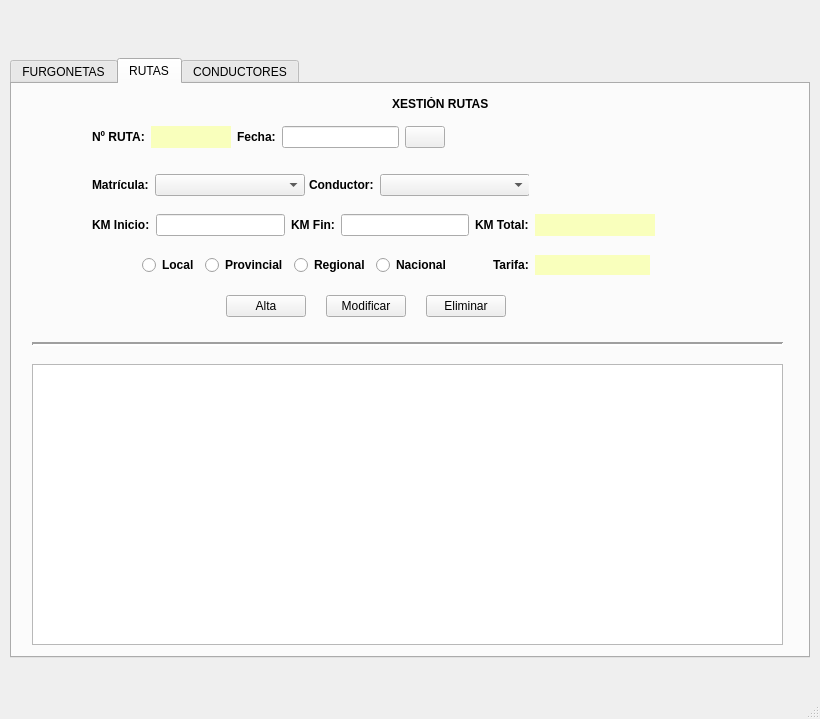
This is ventana.ui in XoanCarlos/PROXECTORECUPERA as Qt 5 draws it before an edit. The edited form follows.
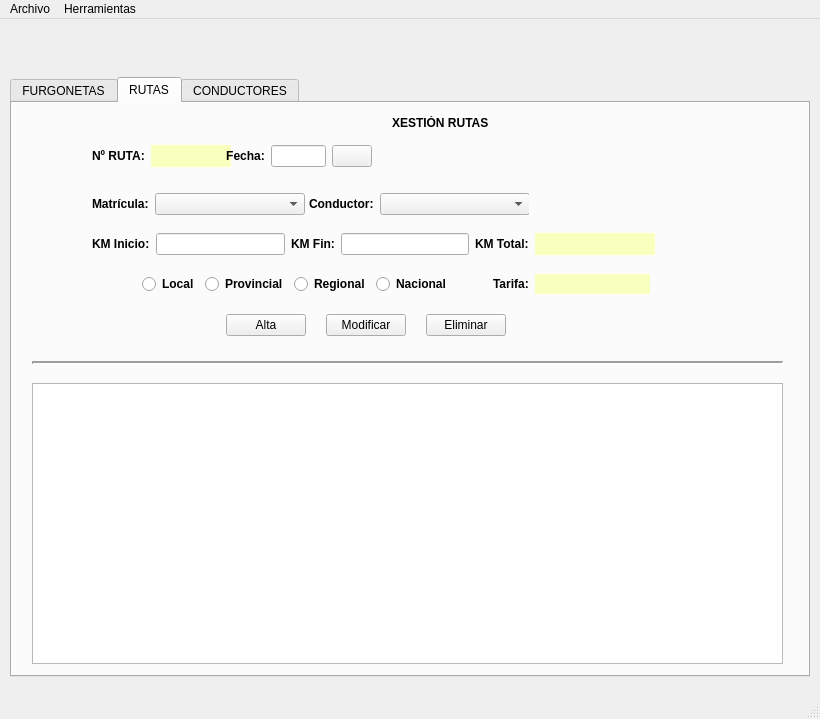
This is the edited form. Icons and pictures are not drawn.

Diff of the .ui file:
```diff
--- a/ventana.ui
+++ b/ventana.ui
@@ -23,9 +23,6 @@
    <layout class="QHBoxLayout" name="horizontalLayout">
     <item>
      <layout class="QGridLayout" name="gridLayout">
-      <property name="sizeConstraint">
-       <enum>QLayout::SetMaximumSize</enum>
-      </property>
       <item row="0" column="0">
        <spacer name="verticalSpacer_2">
         <property name="orientation">
@@ -37,7 +34,7 @@
         <property name="sizeHint" stdset="0">
          <size>
           <width>20</width>
-          <height>20</height>
+          <height>38</height>
          </size>
         </property>
        </spacer>
@@ -395,7 +392,7 @@
            <rect>
             <x>80</x>
             <y>40</y>
-            <width>353</width>
+            <width>280</width>
             <height>26</height>
            </rect>
           </property>
@@ -852,16 +849,28 @@
                <bold>true</bold>
               </font>
              </property>
+             <property name="layoutDirection">
+              <enum>Qt::LeftToRight</enum>
+             </property>
              <property name="text">
               <string>Fecha:</string>
              </property>
+             <property name="alignment">
+              <set>Qt::AlignCenter</set>
+             </property>
             </widget>
            </item>
            <item row="0" column="3">
             <widget class="QLineEdit" name="txtFecha">
+             <property name="sizePolicy">
+              <sizepolicy hsizetype="Ignored" vsizetype="Fixed">
+               <horstretch>0</horstretch>
+               <verstretch>0</verstretch>
+              </sizepolicy>
+             </property>
              <property name="minimumSize">
               <size>
-               <width>90</width>
+               <width>55</width>
                <height>0</height>
               </size>
              </property>
@@ -869,6 +878,12 @@
            </item>
            <item row="0" column="4">
             <widget class="QPushButton" name="btnCalendar">
+             <property name="sizePolicy">
+              <sizepolicy hsizetype="Fixed" vsizetype="Fixed">
+               <horstretch>0</horstretch>
+               <verstretch>0</verstretch>
+              </sizepolicy>
+             </property>
              <property name="text">
               <string/>
              </property>
@@ -969,6 +984,9 @@
                <height>0</height>
               </size>
              </property>
+             <property name="alignment">
+              <set>Qt::AlignRight|Qt::AlignTrailing|Qt::AlignVCenter</set>
+             </property>
             </widget>
            </item>
            <item row="0" column="2">
@@ -992,6 +1010,9 @@
                <height>0</height>
               </size>
              </property>
+             <property name="alignment">
+              <set>Qt::AlignRight|Qt::AlignTrailing|Qt::AlignVCenter</set>
+             </property>
             </widget>
            </item>
            <item row="0" column="4">
@@ -1436,6 +1457,9 @@
              <property name="text">
               <string/>
              </property>
+             <property name="alignment">
+              <set>Qt::AlignRight|Qt::AlignTrailing|Qt::AlignVCenter</set>
+             </property>
             </widget>
            </item>
           </layout>
@@ -1943,6 +1967,9 @@
              <property name="text">
               <string/>
              </property>
+             <property name="alignment">
+              <set>Qt::AlignRight|Qt::AlignTrailing|Qt::AlignVCenter</set>
+             </property>
             </widget>
            </item>
            <item row="0" column="5">
@@ -2351,6 +2378,20 @@
      <height>21</height>
     </rect>
    </property>
+   <widget class="QMenu" name="menuArchivo">
+    <property name="title">
+     <string>Archivo</string>
+    </property>
+    <addaction name="menuBarSalir"/>
+   </widget>
+   <widget class="QMenu" name="menuHerramientas">
+    <property name="title">
+     <string>Herramientas</string>
+    </property>
+    <addaction name="menuBarTarifas"/>
+   </widget>
+   <addaction name="menuArchivo"/>
+   <addaction name="menuHerramientas"/>
   </widget>
   <widget class="QStatusBar" name="statusbar"/>
  </widget>
```
Left out of the diff: 12 changed lines with no effect on the pictures.
